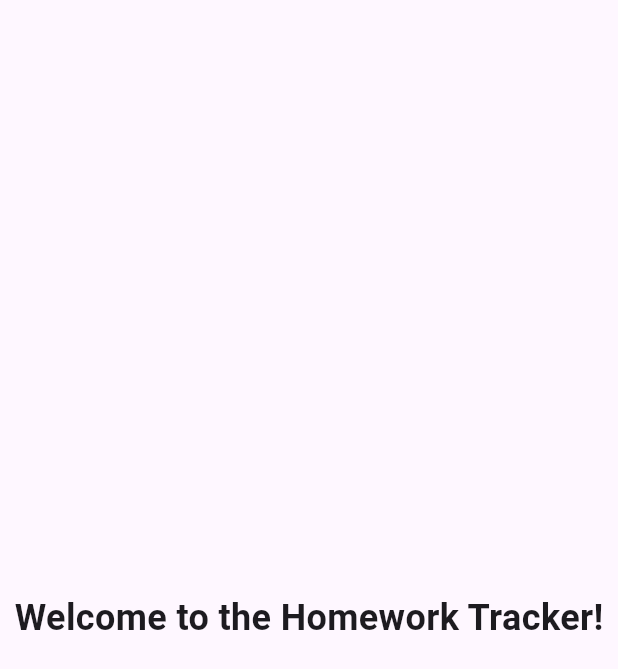
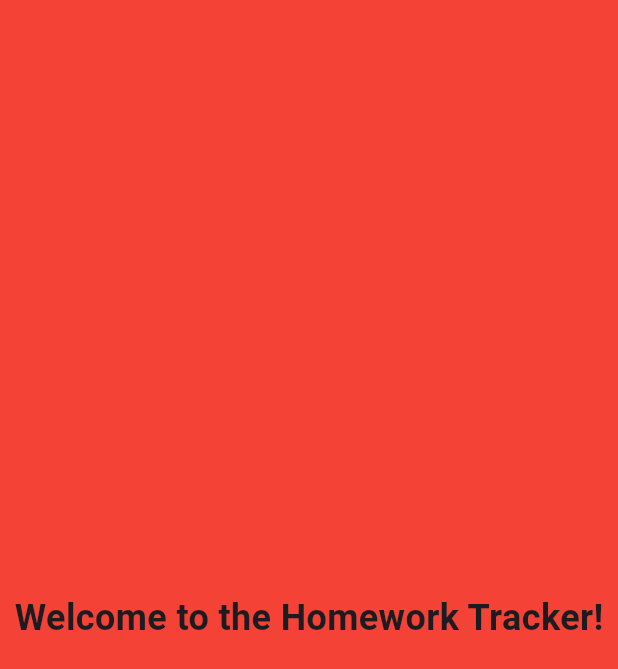
Before and after one commit to aidanjj/homework-tracker, a Flutter app: the screen it shows after launch, on a phone screen of 412 x 824 dp. Shown: the top 669 px of the screen. Run offline on Flutter 3.47's test engine with Material 3 defaults, Android fonts, the phone set to English and light mode, and no system bars.

Commit message:
Changed background color to red

```diff
--- a/lib/main.dart
+++ b/lib/main.dart
@@ -13,7 +13,7 @@ class HomeworkTrackerApp extends StatelessWidget {
   Widget build(BuildContext context) {
     return MaterialApp(
       title: 'Homework Tracker',
-      theme: ThemeData(primarySwatch: Colors.blue),
+      theme: ThemeData(primarySwatch: Colors.blue, scaffoldBackgroundColor: Colors.red),
       home: const SplashScreen(),
     );
   }
```
